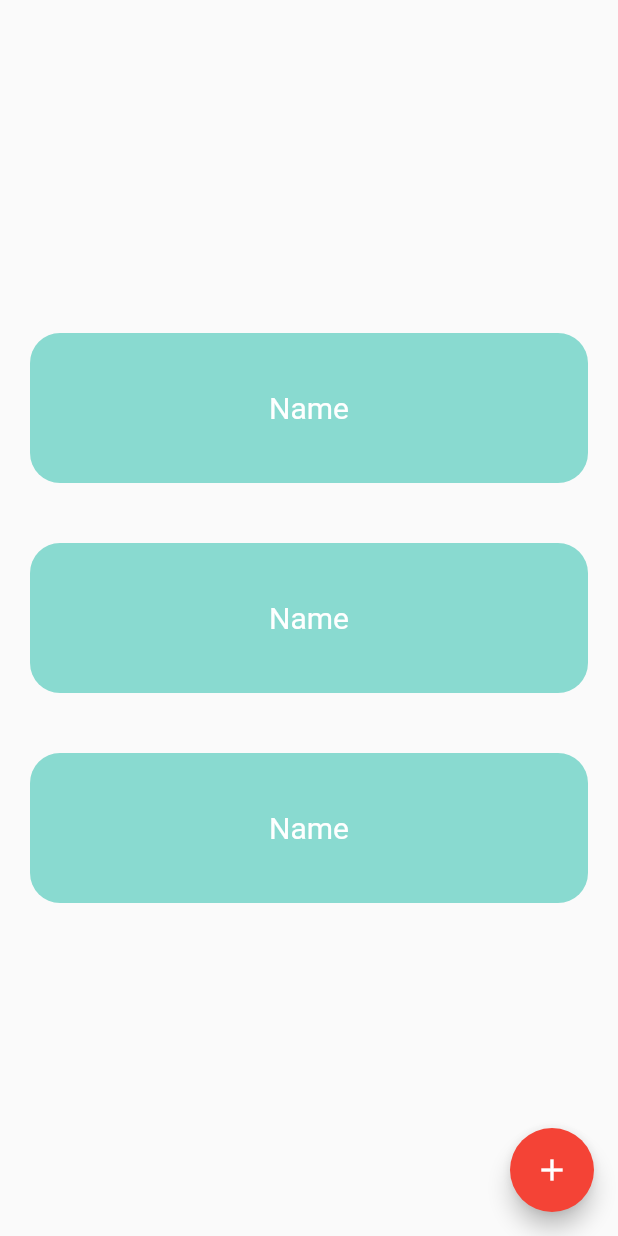
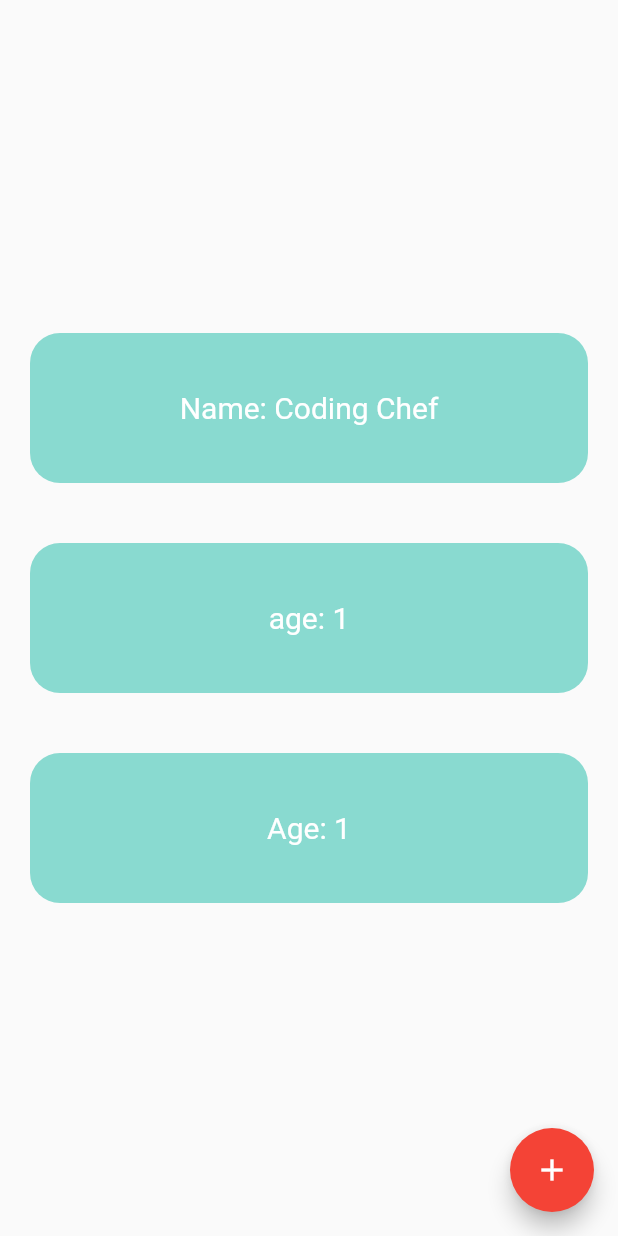
Before and after one commit to nsi13748/flutter_getX, a Flutter app: the screen it shows after launch, after a tap on the "add" icon, on a phone screen of 412 x 824 dp. Run offline on Flutter 3.47's test engine with Material 2 defaults, Android fonts, the phone set to English and light mode, and no system bars; our stand-ins replace get.

```diff
--- a/lib/controller.dart
+++ b/lib/controller.dart
@@ -7,6 +7,7 @@ import 'package:get/get.dart';
 /// Controller에서 model객체 생성
 class Controller extends GetxController{
   final person = Person().obs;    // obs는 Rx<T> return. Person객체를 observable상태로 만듬.
+                                  // GetxController안에서 obs.객체로 만들었기 때문에 GetX와 Obx는 이것을 listen 하고잇음
 
   // person.update()와 update()는 다르다.
   void updateInfo() {
@@ -14,6 +15,5 @@ class Controller extends GetxController{
       val?.age++;     // updateInfo 메서드가 호출될때마다 나이를 1씩 증가 시키도록 함.
       val?.name = 'Coding Chef';
     });
-    update();
   }
 }
--- a/lib/personal_card.dart
+++ b/lib/personal_card.dart
@@ -26,9 +26,27 @@ class PersonalCard extends StatelessWidget {
                 color: Color(0xff89dad0),
               ),
               child: Center(
-                child: Text(
-                  'Name',
-                  style: TextStyle(fontSize: 20, color: Colors.white),
+                child: GetX<Controller>(
+                    builder: (_) => Text(
+                          'Name: ${controller.person().name}', // person() 은 Rx 타입.
+                          style: TextStyle(fontSize: 20, color: Colors.white),
+                        )),
+              ),
+            ),
+            Container(
+              margin: EdgeInsets.all(20),
+              width: double.maxFinite,
+              height: 100,
+              decoration: BoxDecoration(
+                borderRadius: BorderRadius.circular(20),
+                color: Color(0xff89dad0),
+              ),
+              child: Center(
+                child: Obx(
+                  () => Text(
+                    'age: ${controller.person().age}',
+                    style: TextStyle(fontSize: 20, color: Colors.white),
+                  ),
                 ),
               ),
             ),
@@ -41,24 +59,12 @@ class PersonalCard extends StatelessWidget {
                 color: Color(0xff89dad0),
               ),
               child: Center(
-                child: Text(
-                  'Name',
-                  style: TextStyle(fontSize: 20, color: Colors.white),
-                ),
-              ),
-            ),
-            Container(
-              margin: EdgeInsets.all(20),
-              width: double.maxFinite,
-              height: 100,
-              decoration: BoxDecoration(
-                borderRadius: BorderRadius.circular(20),
-                color: Color(0xff89dad0),
-              ),
-              child: Center(
-                child: Text(
-                  'Name',
-                  style: TextStyle(fontSize: 20, color: Colors.white),
+                child: GetX(
+                  init: Controller(),
+                  builder: (_) => Text(
+                    'Age: ${Get.find<Controller>().person().age}',
+                    style: TextStyle(fontSize: 20, color: Colors.white),
+                  ),
                 ),
               ),
             ),
@@ -67,7 +73,7 @@ class PersonalCard extends StatelessWidget {
       ),
       floatingActionButton: FloatingActionButton(
         onPressed: () {
-
+          controller.updateInfo();
         },
         child: Icon(Icons.add),
         backgroundColor: Colors.red,
```
Also changed, not shown: lib/Reactive_state_manager_with_getX.txt (added, +12 -0 lines).
